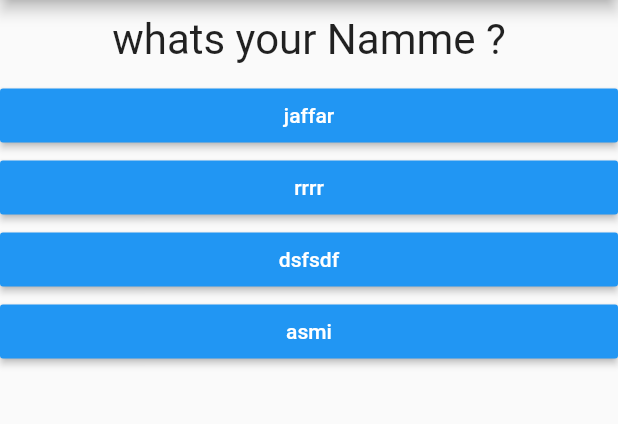
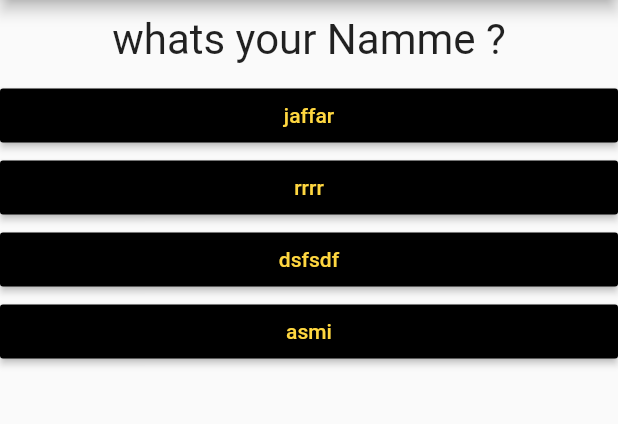
Before and after one commit to jaffarabbas/Flutter-Mobile-Application-Development, a Flutter app: the screen it shows after launch, on a phone screen of 412 x 824 dp, the part 84-508 px from its top. Run offline on Flutter 3.47's test engine with Material 2 defaults, Android fonts, the phone set to English and light mode, and no system bars.

Commit message:
28/09/2021 12:10:15

```diff
--- a/First_Flutter_App/lib/answer.dart
+++ b/First_Flutter_App/lib/answer.dart
@@ -10,8 +10,8 @@ class Answer extends StatelessWidget {
     return Container(
       width: double.infinity,
       child: RaisedButton(
-        color: Colors.blue,
-        textColor: Colors.white,
+        color: Colors.black,
+        textColor: Colors.amberAccent,
         child: Text(answer),
         onPressed: SelectHandler,
       ),
```
